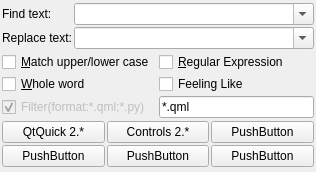
This is subWindow.ui in qtpy-app/Quick_Change_QML_version as Qt 5 draws it before an edit. The edited form follows.
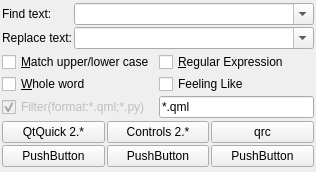
This is the edited form.

```diff
--- a/subWindow.ui
+++ b/subWindow.ui
@@ -178,7 +178,7 @@
      <item row="0" column="2">
       <widget class="QPushButton" name="btn3">
        <property name="text">
-        <string>PushButton</string>
+        <string>qrc</string>
        </property>
       </widget>
      </item>
```
